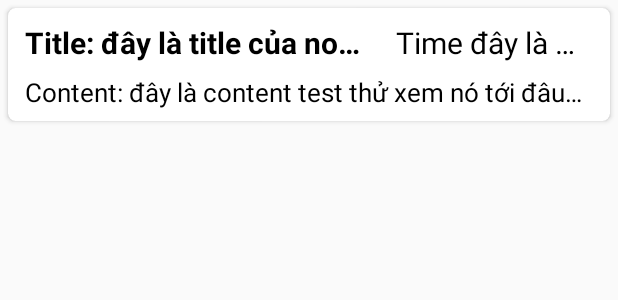
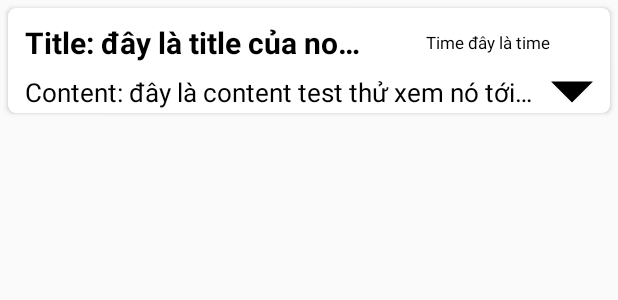
Before and after one commit to Nguyen-Dinh-Sang/Note, an Android app: the layout item_note.xml on its own in the app's theme, with its tools: preview values and no code run, on a phone screen of 412 x 824 dp. Shown: the top 300 px of the screen. Run offline under Robolectric (Android 15) with nearby library versions, the phone set to English and light mode, and no system bars.

Commit message:
add arrow

```diff
--- a/app/src/main/java/com/example/mynote/adapter/ListNoteAdapter.java
+++ b/app/src/main/java/com/example/mynote/adapter/ListNoteAdapter.java
@@ -58,6 +58,7 @@ public class ListNoteAdapter extends RecyclerView.Adapter<ListNoteAdapter.ViewHo
         holder.textViewTime.setText(DataUtils.dateFromLong(noteItem.getTimeAndId()));
     }
 
+
     @Override
     public int getItemCount() {
         return noteItemArrayList.size();
@@ -114,14 +115,38 @@ public class ListNoteAdapter extends RecyclerView.Adapter<ListNoteAdapter.ViewHo
             textViewContent = itemView.findViewById(R.id.tv_content);
 
             linearLayoutMenuOption = itemView.findViewById(R.id.ll_menu_option);
-            imageViewClose = itemView.findViewById(R.id.iv_close);
+            imageViewClose = itemView.findViewById(R.id.iv_showmore);
             imageViewEdit = itemView.findViewById(R.id.iv_edit);
             imageViewDelete = itemView.findViewById(R.id.iv_delete);
+//
+//            itemView.setOnLongClickListener(new View.OnLongClickListener() {
+//                @Override
+//                public boolean onLongClick(View v) {
+//                    linearLayoutMenuOption.setVisibility(View.VISIBLE);
+////                    new CountDownTimer(3000, 1000) {
+////
+////                        public void onTick(long millisUntilFinished) {
+////
+////                        }
+////
+////                        public void onFinish() {
+////                            linearLayoutMenuOption.setVisibility(View.GONE);
+////                        }
+////                    }.start();
+//                    return true;
+//                }
+//            });
 
-            itemView.setOnLongClickListener(new View.OnLongClickListener() {
+            imageViewClose.setOnClickListener(new View.OnClickListener() {
                 @Override
-                public boolean onLongClick(View v) {
+                public void onClick(View v) {
+                    if(linearLayoutMenuOption.getVisibility()==View.VISIBLE) {
+                        linearLayoutMenuOption.setVisibility(View.GONE);
+                        imageViewClose.setRotation(0);
+
+                    }else {
                         linearLayoutMenuOption.setVisibility(View.VISIBLE);
+                        imageViewClose.setRotation(180);
                         new CountDownTimer(3000, 1000) {
 
                             public void onTick(long millisUntilFinished) {
@@ -129,17 +154,11 @@ public class ListNoteAdapter extends RecyclerView.Adapter<ListNoteAdapter.ViewHo
                             }
 
                             public void onFinish() {
+                                imageViewClose.setRotation(0);
                                 linearLayoutMenuOption.setVisibility(View.GONE);
                             }
                         }.start();
-                    return true;
                     }
-            });
-
-            imageViewClose.setOnClickListener(new View.OnClickListener() {
-                @Override
-                public void onClick(View v) {
-                    linearLayoutMenuOption.setVisibility(View.GONE);
                 }
             });
 
--- /dev/null
+++ b/app/src/main/res/drawable/ic_down_arrow.xml
@@ -0,0 +1,9 @@
+<vector xmlns:android="http://schemas.android.com/apk/res/android"
+    android:width="213.333dp"
+    android:height="213.333dp"
+    android:viewportWidth="213.333"
+    android:viewportHeight="213.333">
+  <path
+      android:fillColor="#FF000000"
+      android:pathData="M0,53.333l106.667,106.667l106.666,-106.667z"/>
+</vector>
--- a/app/src/main/res/layout/item_note.xml
+++ b/app/src/main/res/layout/item_note.xml
@@ -4,15 +4,17 @@
     android:layout_marginLeft="@dimen/dp5"
     android:layout_marginRight="@dimen/dp5"
     xmlns:android="http://schemas.android.com/apk/res/android"
-    android:layout_width="wrap_content"
+    android:layout_width="match_parent"
     android:layout_height="wrap_content"
     android:elevation="@dimen/dp5"
     app:cardCornerRadius="@dimen/dp5"
     xmlns:app="http://schemas.android.com/apk/res-auto">
-    <RelativeLayout
-        android:layout_width="wrap_content"
+    <androidx.constraintlayout.widget.ConstraintLayout
+        android:layout_width="match_parent"
         android:layout_height="wrap_content">
         <TextView
+            app:layout_constraintTop_toTopOf="parent"
+            app:layout_constraintLeft_toLeftOf="parent"
             android:textColor="@color/colorBlack"
             android:textStyle="bold"
             android:textSize="@dimen/dp18"
@@ -27,44 +29,59 @@
             android:maxWidth="@dimen/dp200">
         </TextView>
         <TextView
+            android:layout_marginRight="@dimen/dp10"
+            android:layout_marginLeft="@dimen/dp10"
+            app:layout_constraintRight_toLeftOf="@+id/iv_showmore"
+            app:layout_constraintLeft_toLeftOf="parent"
+            app:layout_constraintTop_toBottomOf="@id/tv_title"
             android:textColor="@color/colorBlack"
             android:textStyle="normal"
             android:textSize="@dimen/dp15"
             android:text="Content: đây là content test thử xem nó tới đâu rồi ok ok ok ok ok ok ok"
             android:id="@+id/tv_content"
-            android:layout_width="wrap_content"
+            android:layout_width="0dp"
             android:layout_height="wrap_content"
             android:ellipsize="end"
             android:maxLines="1"
             android:layout_marginTop="@dimen/dp7"
-            android:layout_marginLeft="@dimen/dp10"
-            android:layout_below="@id/tv_title"
-            android:layout_marginRight="@dimen/dp15"
             android:layout_marginBottom="@dimen/dp7">
         </TextView>
+        <ImageView
+            android:layout_marginRight="@dimen/dp10"
+            android:id="@+id/iv_showmore"
+            app:layout_constraintRight_toRightOf="parent"
+            app:layout_constraintLeft_toRightOf="@id/tv_content"
+            app:layout_constraintBottom_toBottomOf="@id/tv_content"
+            app:layout_constraintTop_toTopOf="@id/tv_content"
+            android:src="@drawable/ic_down_arrow"
+            android:layout_width="@dimen/dp25"
+            android:layout_height="@dimen/dp25"/>
         <TextView
+            app:layout_constraintLeft_toRightOf="@id/tv_title"
+            app:layout_constraintRight_toRightOf="parent"
+            app:layout_constraintBottom_toBottomOf="@id/tv_title"
+            app:layout_constraintTop_toTopOf="@id/tv_title"
             android:textColor="@color/colorBlack"
             android:textStyle="normal"
-            android:textSize="@dimen/dp18"
+            android:textSize="@dimen/dp10"
             android:text="Time đây là time"
             android:id="@+id/tv_time"
             android:layout_width="wrap_content"
             android:layout_height="wrap_content"
             android:ellipsize="end"
             android:maxLines="1"
-            android:layout_marginTop="@dimen/dp8"
             android:layout_alignParentRight="true"
-            android:maxWidth="@dimen/dp110"
-            android:layout_marginRight="@dimen/dp15">
+            android:maxWidth="@dimen/dp110">
         </TextView>
         <LinearLayout
             android:visibility="gone"
+            app:layout_constraintTop_toBottomOf="@id/tv_content"
             android:id="@+id/ll_menu_option"
             android:orientation="horizontal"
             android:layout_width="match_parent"
             android:layout_height="wrap_content"
             android:layout_below="@id/tv_content"
-            android:weightSum="3"
+            android:weightSum="2"
             android:paddingBottom="@dimen/dp18"
             android:paddingTop="@dimen/dp18">
             <ImageView
@@ -83,14 +100,7 @@
                 android:src="@drawable/ic_edit"
                 android:background="@null">
             </ImageView>
-            <ImageView
-                android:id="@+id/iv_close"
-                android:layout_width="0dp"
-                android:layout_height="@dimen/dp25"
-                android:layout_weight="1"
-                android:src="@drawable/ic_close"
-                android:background="@null">
-            </ImageView>
+
         </LinearLayout>
-    </RelativeLayout>
+    </androidx.constraintlayout.widget.ConstraintLayout>
 </androidx.cardview.widget.CardView>
```
Lines whose indentation alone changed are shown as unchanged.
